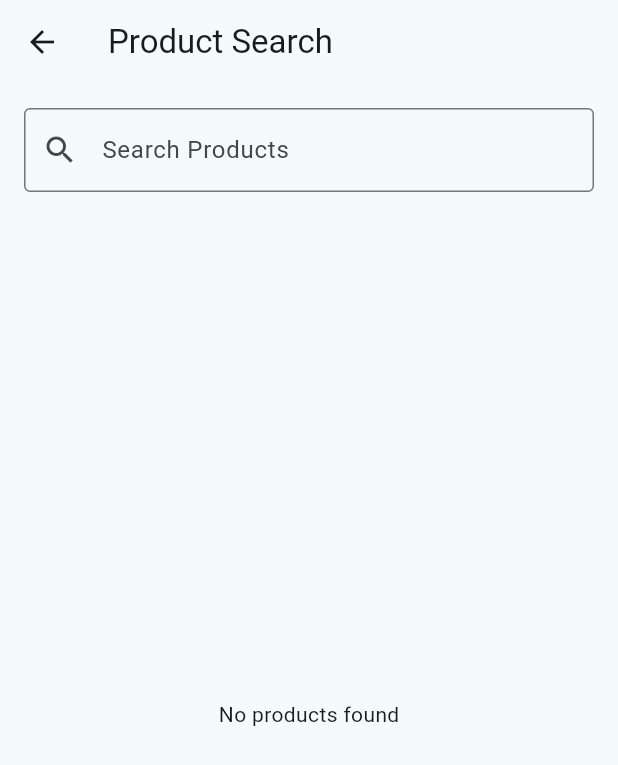
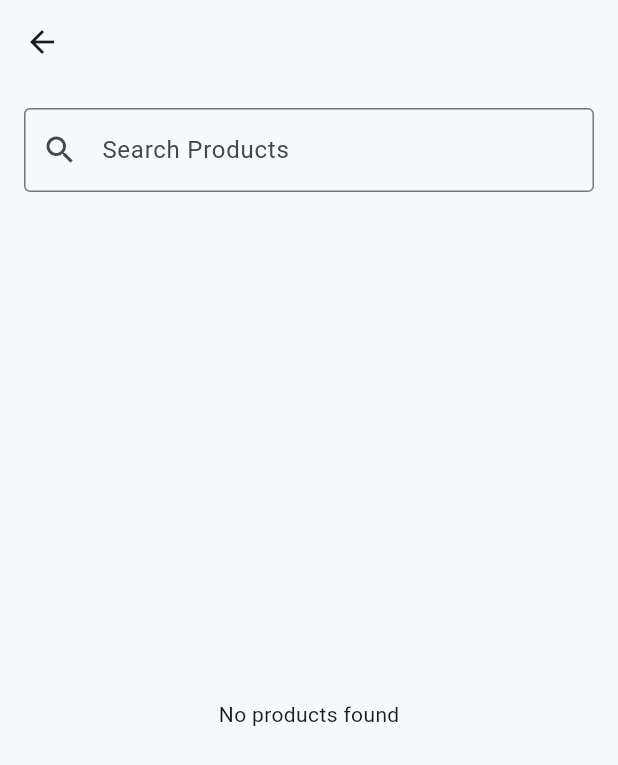
Before and after one commit to antonykj623/savekartweb, a Flutter app: the ProductSearchScreen screen opened directly, on a phone screen of 412 x 824 dp. Shown: the top 765 px of the screen. Run offline on Flutter 3.47's test engine with Material 3 defaults, Android fonts, the phone set to English and light mode, and no system bars; our stand-ins replace carousel_slider, dio, get, hexcolor, shared_preferences, smooth_page_indicator; missing offline and left inert: weipl_checkout_flutter; accounts and stored records are empty.

Commit message:
commited by antony

```diff
--- a/lib/widgets/searchproduct.dart
+++ b/lib/widgets/searchproduct.dart
@@ -32,7 +32,7 @@ class _ProductSearchScreenState extends State<ProductSearchScreen> {
   @override
   Widget build(BuildContext context) {
     return Scaffold(
-      appBar: AppBar(title: Text("Product Search")),
+      appBar: AppBar(title: Text("")),
       body: Padding(
         padding: EdgeInsets.all(16.0),
         child: Column(
@@ -44,9 +44,12 @@ class _ProductSearchScreenState extends State<ProductSearchScreen> {
                 border: OutlineInputBorder(),
                 prefixIcon: Icon(Icons.search),
               ),
+
               onChanged:(txt){
                 filterProducts(txt.toString());
               },
+
+
             ),
             SizedBox(height: 16),
             Expanded(
```
